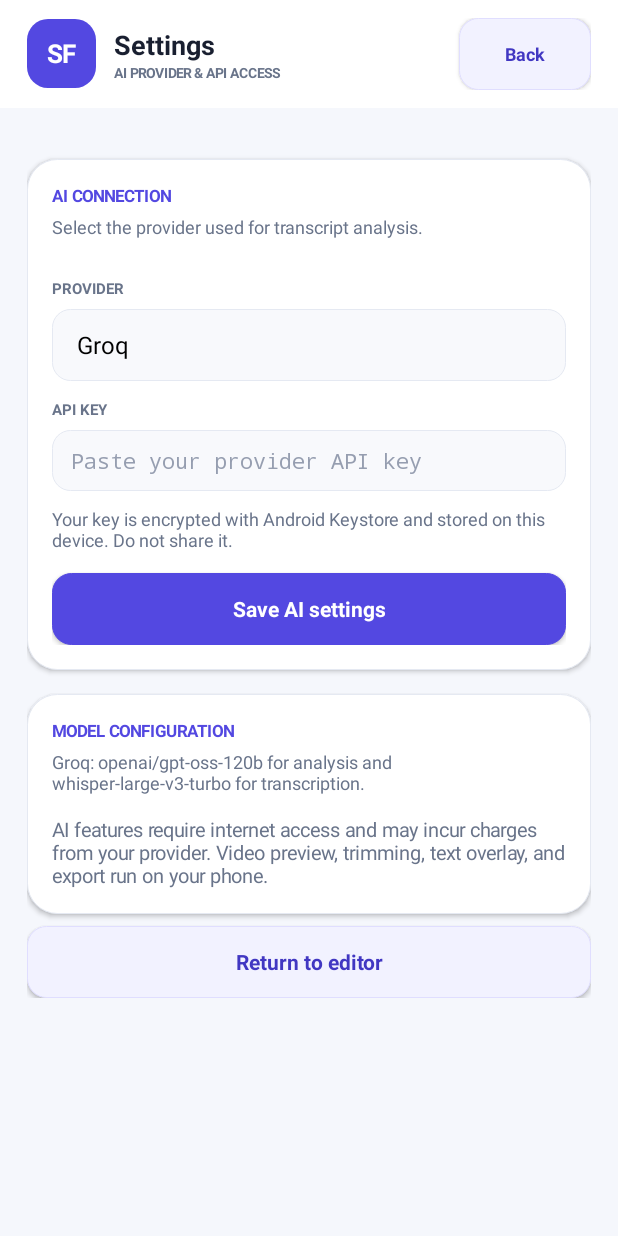
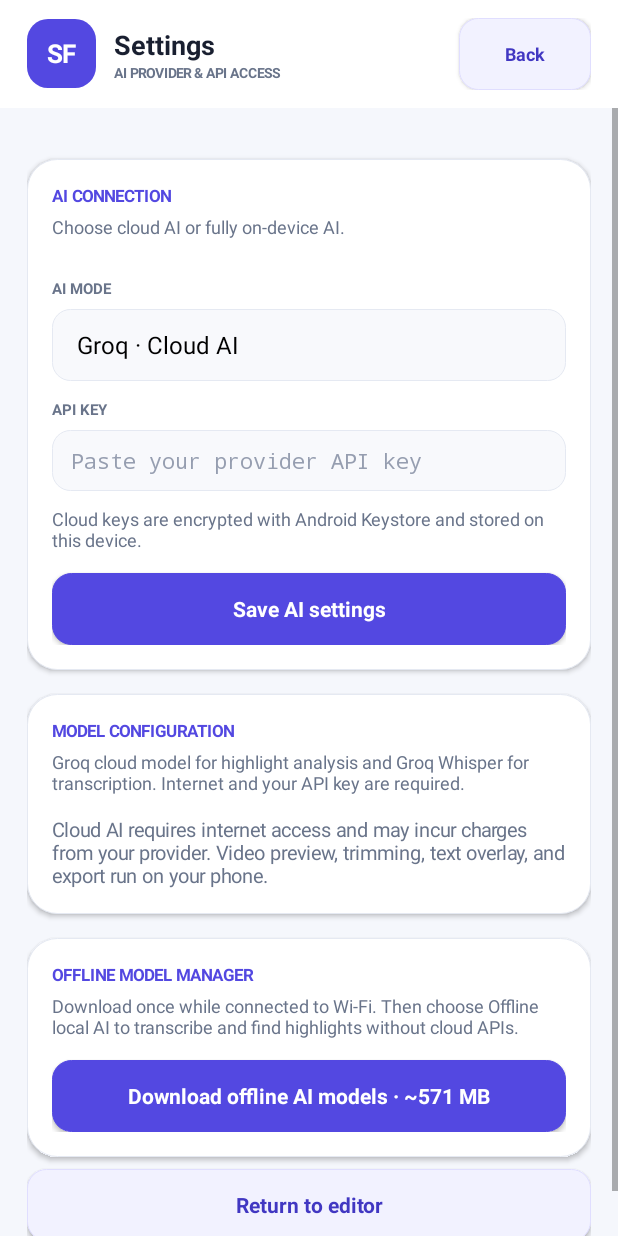
Before and after one commit to dadimanohar/AI-VIDEO-AUTOMATION, an Android app: the screen it shows after launch (MainActivity), after a tap on "Settings", on a phone screen of 412 x 824 dp. Run offline under Robolectric (Android 15) with nearby library versions, the phone set to English and light mode, and no system bars; libraries missing offline, so code that uses them is left out: dev.ffmpegkit.llama, dev.ffmpegkit.whisper; pictures from the network do not load; 3 statements that could not run were skipped.

Commit message:
Integrate local Qwen3 and Whisper controls into ShortsForge settings and AI routing

```diff
--- a/android/app/src/main/java/com/shortsforge/mobile/MainActivity.kt
+++ b/android/app/src/main/java/com/shortsforge/mobile/MainActivity.kt
@@ -5,6 +5,7 @@ import android.content.Intent
 import android.graphics.Color
 import android.graphics.Typeface
 import android.graphics.drawable.GradientDrawable
+import android.media.AudioFormat
 import android.media.MediaCodec
 import android.media.MediaExtractor
 import android.media.MediaFormat
@@ -66,6 +67,14 @@ import javax.crypto.spec.GCMParameterSpec
 import android.security.keystore.KeyGenParameterSpec
 import android.security.keystore.KeyProperties
 import android.util.Base64
+import dev.ffmpegkit.llama.Llama
+import dev.ffmpegkit.llama.LlamaConfig
+import dev.ffmpegkit.whisper.Whisper
+import dev.ffmpegkit.whisper.WhisperConfig
+import kotlinx.coroutines.runBlocking
+import java.io.BufferedOutputStream
+import java.io.FileOutputStream
+import java.nio.ByteOrder
 
 @OptIn(UnstableApi::class)
 class MainActivity : ComponentActivity() {
@@ -79,6 +88,13 @@ class MainActivity : ComponentActivity() {
     private val http = OkHttpClient.Builder().connectTimeout(25, TimeUnit.SECONDS)
         .readTimeout(150, TimeUnit.SECONDS).writeTimeout(150, TimeUnit.SECONDS)
         .callTimeout(180, TimeUnit.SECONDS).build()
+    private val modelHttp = OkHttpClient.Builder()
+        .connectTimeout(45, TimeUnit.SECONDS)
+        .readTimeout(20, TimeUnit.MINUTES)
+        .callTimeout(35, TimeUnit.MINUTES)
+        .build()
+    private val qwenModelName = "Qwen3-0.6B-Q4_0.gguf"
+    private val whisperModelName = "ggml-base.bin"
     private val handler = Handler(Looper.getMainLooper())
     private val progressHolder = ProgressHolder()
 
@@ -145,7 +161,7 @@ class MainActivity : ComponentActivity() {
 
     override fun onCreate(savedInstanceState: Bundle?) {
         super.onCreate(savedInstanceState)
-        provider = prefs.getInt("provider", 0).coerceIn(0, 2)
+        provider = prefs.getInt("provider", 0).coerceIn(0, 3)
         root = LinearLayout(this).apply { orientation = LinearLayout.VERTICAL; setBackgroundColor(page) }
         setContentView(root)
         showEditor()
@@ -283,39 +299,57 @@ class MainActivity : ComponentActivity() {
         val body = LinearLayout(this).apply { orientation = LinearLayout.VERTICAL; setPadding(dp(18), dp(18), dp(18), dp(28)) }
         scroll.addView(body)
         root.addView(scroll, LinearLayout.LayoutParams(-1, 0, 1f))
-        val settings = card(body, "AI CONNECTION", "Select the provider used for transcript analysis.")
-        settings.addView(label("PROVIDER"))
-        val providerSpinner = spinner(listOf("Groq", "OpenAI", "Anthropic Claude")).apply { setSelection(provider) }
+        val settings = card(body, "AI CONNECTION", "Choose cloud AI or fully on-device AI.")
+        settings.addView(label("AI MODE"))
+        val providerSpinner = spinner(listOf("Groq · Cloud AI", "OpenAI · Cloud AI", "Claude · Cloud AI", "Offline local AI · Qwen3 + Whisper")).apply { setSelection(provider) }
         settings.addView(providerSpinner, full())
         settings.addView(label("API KEY"))
-        val apiKey = input("Paste your provider API key", readKey(provider), false).apply {
+        val apiKey = input("Paste your provider API key", if (provider == 3) "" else readKey(provider), false).apply {
             inputType = InputType.TYPE_CLASS_TEXT or InputType.TYPE_TEXT_VARIATION_PASSWORD
+            visibility = if (provider == 3) View.GONE else View.VISIBLE
         }
         settings.addView(apiKey, full())
+        val apiKeyHelp = text("Cloud keys are encrypted with Android Keystore and stored on this device.", 12f, muted).apply {
+            setPadding(0, dp(10), 0, 0)
+            visibility = if (provider == 3) View.GONE else View.VISIBLE
+        }
+        settings.addView(apiKeyHelp)
         providerSpinner.onItemSelectedListener = object : android.widget.AdapterView.OnItemSelectedListener {
             override fun onNothingSelected(parent: android.widget.AdapterView<*>?) { }
             override fun onItemSelected(parent: android.widget.AdapterView<*>?, view: View?, position: Int, id: Long) {
                 provider = position
-                apiKey.setText(readKey(position))
+                apiKey.visibility = if (position == 3) View.GONE else View.VISIBLE
+                apiKeyHelp.visibility = if (position == 3) View.GONE else View.VISIBLE
+                apiKey.setText(if (position == 3) "" else readKey(position))
             }
         }
-        settings.addView(text("Your key is encrypted with Android Keystore and stored on this device. Do not share it.", 12f, muted).apply { setPadding(0, dp(10), 0, 0) })
         settings.addView(button("Save AI settings", true) {
             try {
-                saveKey(provider, apiKey.text.toString().trim())
+                if (provider != 3) saveKey(provider, apiKey.text.toString().trim())
                 prefs.edit().putInt("provider", provider).apply()
-                setStatus("AI settings saved securely.")
+                setStatus(if (provider == 3) "Offline local AI mode selected." else "AI settings saved securely.")
                 Toast.makeText(this, "Settings saved", Toast.LENGTH_SHORT).show()
             } catch (e: Exception) {
-                Toast.makeText(this, "Could not save key: " + (e.message ?: "error"), Toast.LENGTH_LONG).show()
+                Toast.makeText(this, "Could not save settings: " + (e.message ?: "error"), Toast.LENGTH_LONG).show()
             }
         }, full(dp(14)))
         val modelInfo = when (provider) {
-            0 -> "Groq: openai/gpt-oss-120b for analysis and whisper-large-v3-turbo for transcription."
-            1 -> "OpenAI: gpt-4o-mini for analysis and whisper-1 for timestamped transcription."
-            else -> "Claude: claude-haiku-4-5-20251001 for analysis. Paste a timestamped transcript."
+            0 -> "Groq cloud model for highlight analysis and Groq Whisper for transcription. Internet and your API key are required."
+            1 -> "OpenAI cloud model for highlight analysis and Whisper API for transcription. Internet and your API key are required."
+            2 -> "Claude cloud model for highlight analysis. Paste a timestamped transcript or use another transcription provider."
+            else -> "Qwen3 0.6B (Q4) selects key moments locally. Whisper Base creates timestamped transcripts locally. After downloading both models once, these features work offline."
         }
-        card(body, "MODEL CONFIGURATION", modelInfo).addView(text("AI features require internet access and may incur charges from your provider. Video preview, trimming, text overlay, and export run on your phone.", 13f, muted))
+        card(body, "MODEL CONFIGURATION", modelInfo).addView(text(
+            if (provider == 3) "Offline model downloads are about 571 MB in total: Qwen3 (~429 MB) + Whisper Base (~142 MB). Models stay in app storage and are not included in the APK."
+            else "Cloud AI requires internet access and may incur charges from your provider. Video preview, trimming, text overlay, and export run on your phone.",
+            13f, muted
+        ))
+        val modelCard = card(body, "OFFLINE MODEL MANAGER", "Download once while connected to Wi-Fi. Then choose Offline local AI to transcribe and find highlights without cloud APIs.")
+        val modelStatus = text(localModelStatus(), 12f, muted).apply { setPadding(0, 0, 0, dp(10)) }
+        modelCard.addView(modelStatus)
+        modelCard.addView(button("Download offline AI models · ~571 MB", true) {
+            downloadOfflineModels(modelStatus)
+        }, full())
         body.addView(button("Return to editor", false) { showEditor() }, full(dp(8)))
     }
 
@@ -649,6 +683,10 @@ class MainActivity : ComponentActivity() {
     private fun transcribeAndAnalyze() {
         val uri = selectedVideo
         if (uri == null) { setStatus("Choose a video first."); return }
+        if (provider == 3) {
+            transcribeLocally(uri)
+            return
+        }
         if (provider == 2) { setStatus("Select Groq or OpenAI for automatic transcription, or paste a timestamped transcript."); return }
         val key = readKey(provider)
         if (key.isBlank()) { setStatus("Add an API key in Settings."); showSettings(); return }
@@ -756,6 +794,10 @@ class MainActivity : ComponentActivity() {
     private fun analyzeTranscript(auto: Boolean = false) {
         val data = if (::transcriptEdit.isInitialized) transcriptEdit.text.toString().trim() else transcript.trim()
         if (data.isBlank()) { setStatus("Paste a timestamped transcript or auto-transcribe the video first."); return }
+        if (provider == 3) {
+            analyzeWithLocalModel(data, auto)
+            return
+        }
         val key = readKey(provider)
         if (key.isBlank()) { setStatus("Add an API key in Settings."); showSettings(); return }
         if (busy && !auto) return
```
